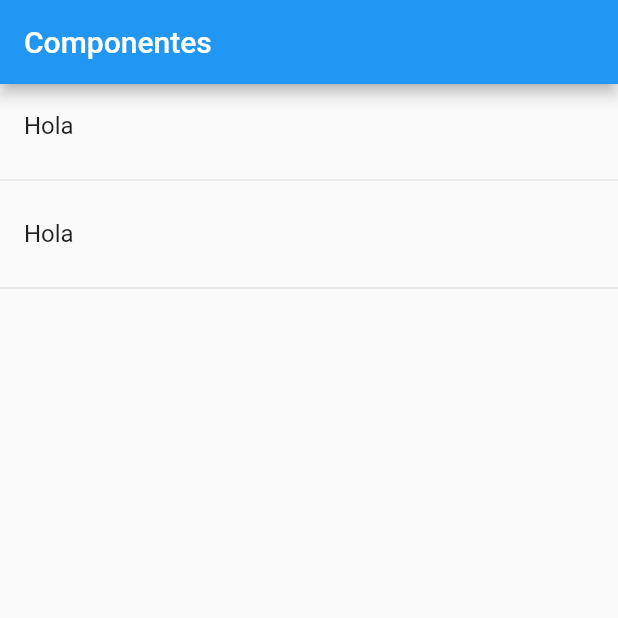
After one commit to Larrygf02/flutter-componentes, a Flutter app: the screen it shows after launch, on a phone screen of 412 x 824 dp, the top half of it. The commit adds this screen. Run offline on Flutter 3.47's test engine with Material 2 defaults, Android fonts, the phone set to English and light mode, and no system bars.

Commit message:
home page

```diff
--- a/lib/main.dart
+++ b/lib/main.dart
@@ -1,4 +1,4 @@
-import 'package:componentes/src/pages/home_temp.dart';
+import 'package:componentes/src/pages/home_page.dart';
 import 'package:flutter/material.dart';
 
 void main() => runApp(MyApp());
@@ -8,7 +8,7 @@ class MyApp extends StatelessWidget {
   Widget build(BuildContext context) {
     return MaterialApp(
       title: 'Material App',
-      home: HomePageTemp()
+      home: HomePage()
     );
   }
 }
--- /dev/null
+++ b/lib/src/pages/home_page.dart
@@ -0,0 +1,28 @@
+import 'package:flutter/material.dart';
+
+class HomePage extends StatelessWidget {
+  @override
+  Widget build(BuildContext context) {
+    return Scaffold(
+      appBar: AppBar(
+          title: Text('Componentes'),
+      ),
+      body: _lista(),
+    );
+  }
+
+  Widget _lista() {
+    return ListView(
+      children: _listaItems(),
+    );
+  }
+
+  List<Widget> _listaItems() {
+    return [
+      ListTile(title: Text('Hola ')),
+      Divider(),
+      ListTile(title: Text('Hola ')),
+      Divider()
+    ];
+  }
+}
```
